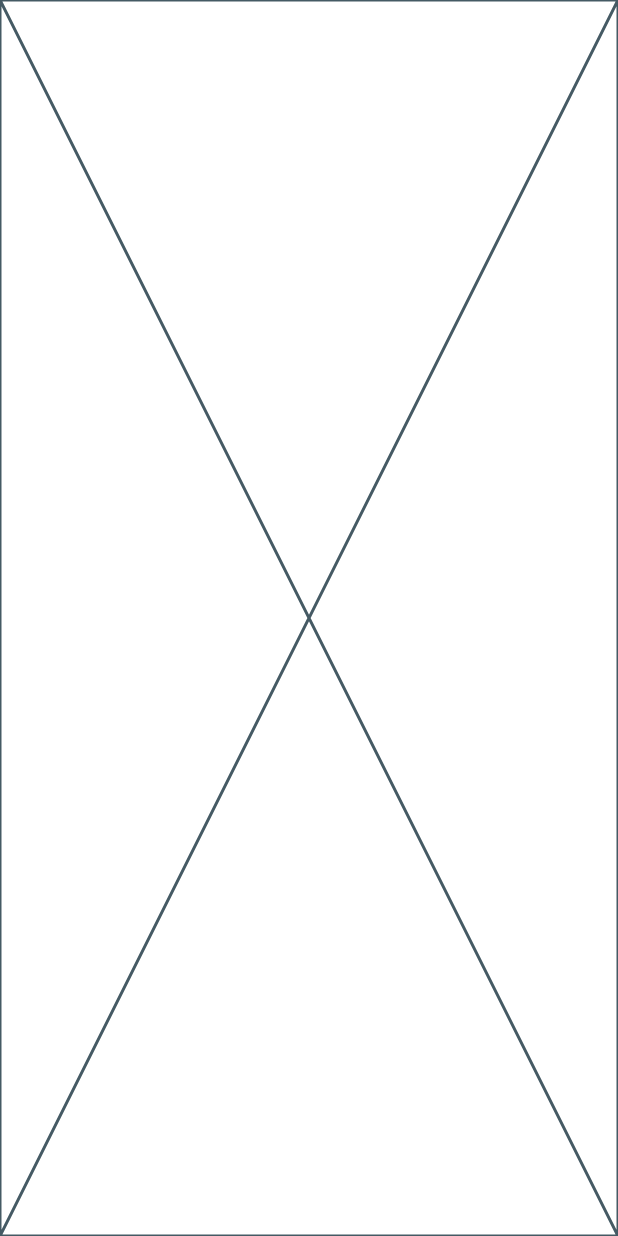
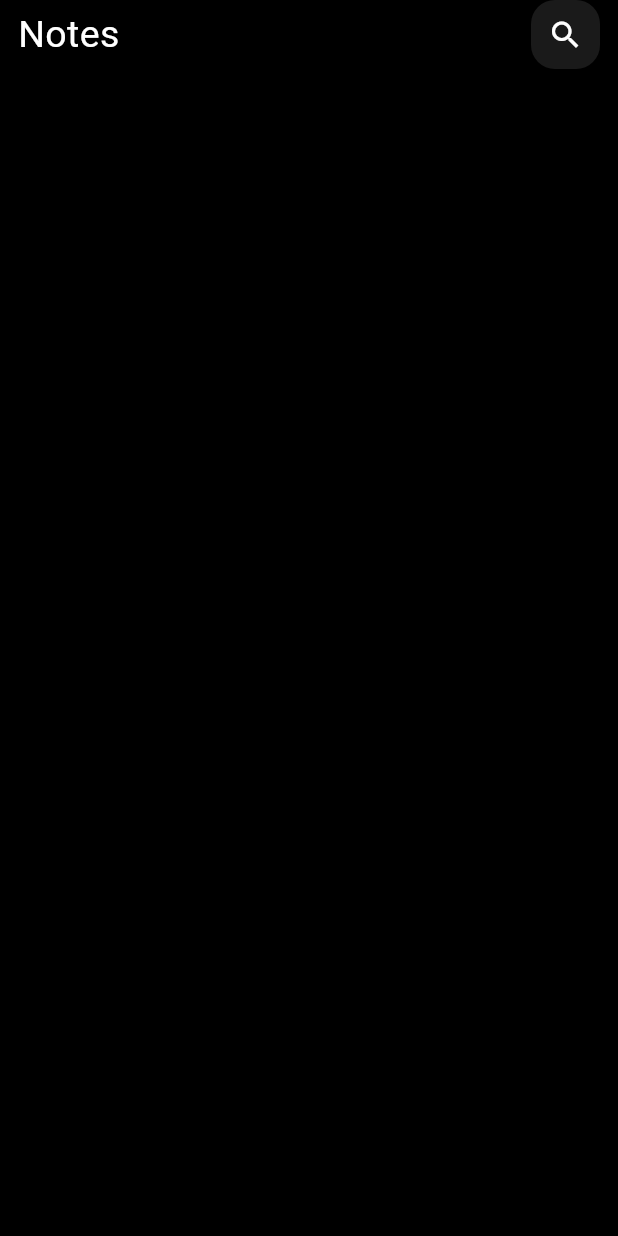
Before and after one commit to RandEthar/notes_app, a Flutter app: the screen it shows after launch, on a phone screen of 412 x 824 dp. Run offline on Flutter 3.47's test engine with Material 3 defaults, Android fonts, the phone set to English and light mode, and no system bars.

Commit message:
create custom app bar

```diff
--- a/lib/main.dart
+++ b/lib/main.dart
@@ -12,11 +12,12 @@ class NotesApp extends StatelessWidget {
   @override
   Widget build(BuildContext context) {
     return MaterialApp(
+      debugShowCheckedModeBanner: false,
       title: 'Notes App',
       theme: ThemeData(
 
         brightness: Brightness.dark,
-        scaffoldBackgroundColor: Colors.white
+        scaffoldBackgroundColor: Colors.black
       ),
       home: const NoteView(),
     );
--- a/lib/views/note_view.dart
+++ b/lib/views/note_view.dart
@@ -1,10 +1,25 @@
 import 'package:flutter/material.dart';
+import 'package:notes_app/views/widgets/notes_view_body.dart';
 
 class NoteView extends StatelessWidget {
   const NoteView({super.key});
 
   @override
   Widget build(BuildContext context) {
-    return const Placeholder();
+    return const Scaffold(
+   body: SafeArea(child: NotesViewBody()),
+
+
+
+
+
+
+
+
+
+
+
+
+    );
   }
 }
--- /dev/null
+++ b/lib/views/widgets/custom_App_bar.dart
@@ -0,0 +1,23 @@
+import 'package:flutter/material.dart';
+import 'package:notes_app/views/widgets/custom_search_icon.dart';
+
+class CustomAppBar extends StatelessWidget {
+  const CustomAppBar({
+    super.key,
+  });
+
+  @override
+  Widget build(BuildContext context) {
+    return const Row(
+      mainAxisAlignment: MainAxisAlignment.spaceBetween,
+      children: [
+        Text(
+          "Notes",
+          style: TextStyle(fontSize: 25, color: Colors.white),
+        ),
+        Spacer(),
+        CustomSearchIcon()
+      ],
+    );
+  }
+}
--- /dev/null
+++ b/lib/views/widgets/custom_search_icon.dart
@@ -0,0 +1,21 @@
+import 'package:flutter/material.dart';
+
+class CustomSearchIcon extends StatelessWidget {
+  const CustomSearchIcon({super.key});
+
+  @override
+  Widget build(BuildContext context) {
+    return Container(
+      height:46,width: 46,
+     decoration:  BoxDecoration(
+        borderRadius: BorderRadius.circular(16),
+      color: Colors.white.withOpacity(.1)
+     ),child:const Icon(Icons.search,size: 24,),
+
+
+
+
+    );
+
+  }
+}
--- /dev/null
+++ b/lib/views/widgets/notes_view_body.dart
@@ -0,0 +1,22 @@
+import 'package:flutter/material.dart';
+import 'package:notes_app/views/widgets/custom_App_bar.dart';
+
+class NotesViewBody extends StatelessWidget {
+  const NotesViewBody({
+    super.key,
+  });
+
+  @override
+  Widget build(BuildContext context) {
+    return  const Column(children: [
+     Padding(
+       padding:EdgeInsets.symmetric(horizontal: 12),
+       child: CustomAppBar(),
+     )
+
+
+
+
+    ],);
+  }
+}
--- a/pubspec.yaml
+++ b/pubspec.yaml
@@ -35,6 +35,7 @@ dependencies:
   # The following adds the Cupertino Icons font to your application.
   # Use with the CupertinoIcons class for iOS style icons.
   cupertino_icons: ^1.0.8
+  flutter_vector_icons: ^2.0.0
 
 dev_dependencies:
   flutter_test:
```
Also changed, not shown: pubspec.lock.
